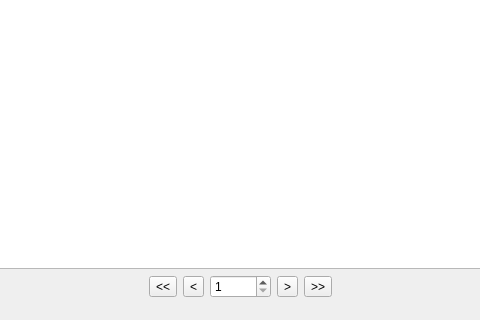
The window that mainwindow.ui (OlegGavri/RReader) describes before a commit, drawn with Qt 5; both pictures show x 160 to 640 and y 280 to 600 of the 800 by 600 pixel window.
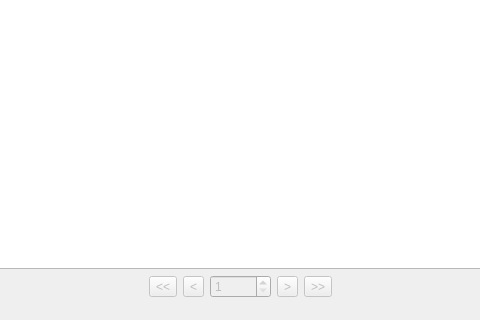
The same window after the commit. Icons and pictures are not drawn.

Commit message: Disable by default navigations, rename navigation actions, remove icons for navigations buttons.

Diff of the .ui file:
```diff
--- a/mainwindow.ui
+++ b/mainwindow.ui
@@ -38,6 +38,9 @@
       </item>
       <item>
        <widget class="QToolButton" name="toolButtonFirstPage">
+        <property name="enabled">
+         <bool>false</bool>
+        </property>
         <property name="text">
          <string>&lt;&lt;</string>
         </property>
@@ -49,6 +52,9 @@
       </item>
       <item>
        <widget class="QToolButton" name="toolButtonPrevPage">
+        <property name="enabled">
+         <bool>false</bool>
+        </property>
         <property name="text">
          <string>&lt;</string>
         </property>
@@ -60,6 +66,9 @@
       </item>
       <item>
        <widget class="QSpinBox" name="spinBoxPageNum">
+        <property name="enabled">
+         <bool>false</bool>
+        </property>
         <property name="sizePolicy">
          <sizepolicy hsizetype="Preferred" vsizetype="Fixed">
           <horstretch>0</horstretch>
@@ -82,6 +91,9 @@
       </item>
       <item>
        <widget class="QToolButton" name="toolButtonNextPage">
+        <property name="enabled">
+         <bool>false</bool>
+        </property>
         <property name="text">
          <string>&gt;</string>
         </property>
@@ -93,6 +105,9 @@
       </item>
       <item>
        <widget class="QToolButton" name="toolButtonLastPage">
+        <property name="enabled">
+         <bool>false</bool>
+        </property>
         <property name="text">
          <string>&gt;&gt;</string>
         </property>
```
Left out of the diff: 32 changed lines with no effect on the pictures.
